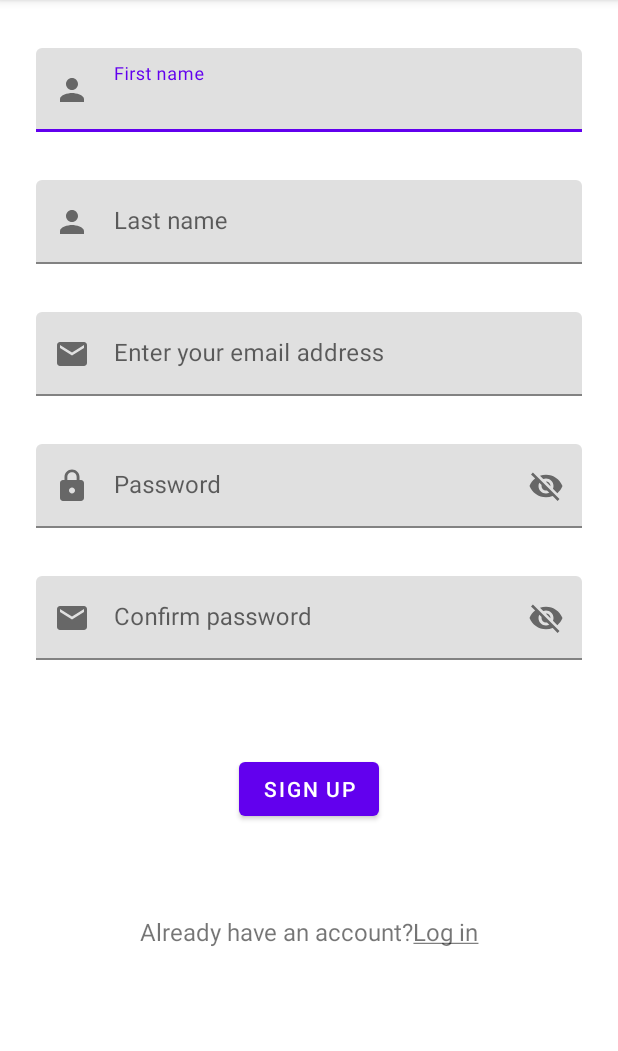
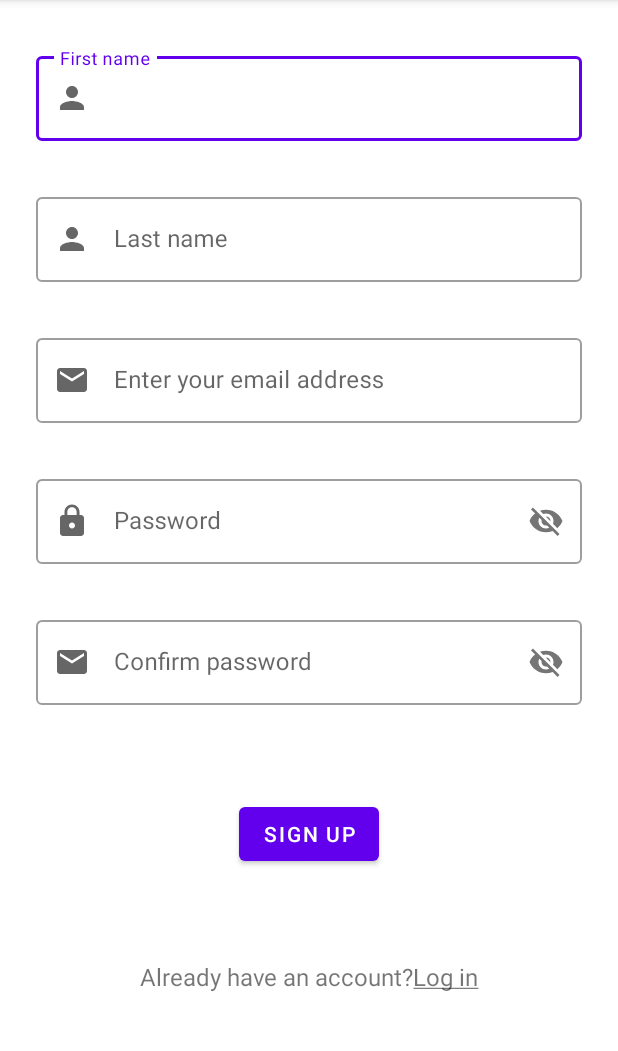
Before and after one commit to Beatriceanena/Gym-app, an Android app: the screen it shows after launch (SignupActivity), after a tap on an icon or button, on a phone screen of 412 x 824 dp, the part 84-1135 px from its top. Run offline under Robolectric (Android 15) with nearby library versions, the phone set to English and light mode, and no system bars; 3 statements that could not run were skipped; 1 other tap on this screen came first.

Commit message:
added binding in my activity login,signup and home activity

```diff
--- a/app/build.gradle
+++ b/app/build.gradle
@@ -29,6 +29,9 @@ android {
     kotlinOptions {
         jvmTarget = '1.8'
     }
+    buildFeatures {
+        viewBinding true
+    }
 }
 
 dependencies {
--- a/app/src/main/java/com/carolinekayle/gymit/SignupActivity.kt
+++ b/app/src/main/java/com/carolinekayle/gymit/SignupActivity.kt
@@ -6,44 +6,23 @@ import android.os.Bundle
 import android.util.Patterns
 import android.widget.Button
 import android.widget.TextView
+import com.carolinekayle.gymit.databinding.ActivitySignupBinding
 import com.google.android.material.textfield.TextInputEditText
 import com.google.android.material.textfield.TextInputLayout
 
 class SignupActivity : AppCompatActivity() {
-    lateinit var btnSignup2: Button
-    lateinit var tilEmail: TextInputLayout
-    lateinit var etEmail: TextInputEditText
-    lateinit var tilPassword2: TextInputLayout
-    lateinit var etPassword2: TextInputEditText
-    lateinit var tilFirstname:TextInputLayout
-    lateinit var tilLastName:TextInputLayout
-    lateinit var etFirstName:TextInputEditText
-    lateinit var etLastName:TextInputEditText
-    lateinit var etConfirm:TextInputEditText
-    lateinit var tilConfirm:TextInputLayout
-    lateinit var tvLogin2:TextView
+   lateinit var binding:ActivitySignupBinding
 
     override fun onCreate(savedInstanceState: Bundle?) {
         super.onCreate(savedInstanceState)
         setContentView(R.layout.activity_signup)
-        btnSignup2 = findViewById(R.id.btnSignup2)
-        tilEmail = findViewById(R.id.tilEmail)
-        etEmail = findViewById(R.id.etEmail2)
-        tilPassword2 = findViewById(R.id.tilPassword2)
-        etPassword2 = findViewById(R.id.etPassword2)
-        tilFirstname = findViewById(R.id.tilFirstname)
-        tilLastName = findViewById(R.id.tilLastName)
-        etFirstName = findViewById(R.id.etFirstName)
-        etLastName = findViewById(R.id.etLastName)
-        etConfirm = findViewById(R.id.etConfirm)
-        tilConfirm = findViewById(R.id.tilConfirm)
-        tvLogin2 = findViewById(R.id.tvLogin2)
 
-        tvLogin2.setOnClickListener {
+
+       binding.tvLogin2.setOnClickListener {
             val intent = Intent(this, loginActivity::class.java)
             startActivity(intent)
         }
-        btnSignup2.setOnClickListener {
+        binding.btnSignup2.setOnClickListener {
             validateSignUp2()
 
             }
@@ -51,47 +30,48 @@ class SignupActivity : AppCompatActivity() {
         }
     fun validateSignUp2(){
         var error=false
-        tilEmail.error=null
-        tilPassword2.error=null
-        tilFirstname.error=null
-        tilLastName.error=null
-        tilConfirm.error=null
-        var email=etEmail.text.toString()
+        binding.tilEmail3.error=null
+        binding.tilPassword2.error=null
+       binding.tilFirstname.error=null
+        binding.tilLastName.error=null
+        binding.tilConfirm.error=null
+
+        var email=binding.etEmail2.text.toString()
         if(email.isBlank()){
-            tilEmail.error="Email is required"
+            binding.tilEmail3.error="Email is required"
             error=true
         }
         if(!Patterns.EMAIL_ADDRESS.matcher(email).matches()){
-            tilEmail.error="Not a valid email adddress"
+            binding.tilEmail3.error="Not a valid email adddress"
             error=true
         }
 
-        var password=etPassword2.text.toString()
+        var password=binding.etPassword2.text.toString()
         if(password.isBlank()){
-            tilPassword2.error="Password is required"
+            binding.tilPassword2.error="Password is required"
             error=true
 
         }
-        var firstname=etFirstName.text.toString()
+        var firstname=binding.etFirstName.text.toString()
         if(firstname.isBlank()){
-          tilFirstname.error  ="First name is required"
+          binding.tilFirstname.error  ="First name is required"
             error=true
         }
-        var lastname=etLastName.text.toString()
+        var lastname=binding.etLastName.text.toString()
         if(lastname.isBlank()){
-            tilLastName.error="Last name is required"
+            binding.tilLastName.error="Last name is required"
             error=true
         }
-        var confirm=etConfirm.text.toString()
+        var confirm=binding.etConfirm.text.toString()
         if(confirm.isBlank()){
-            tilConfirm.error="Confirm your password"
+            binding.tilConfirm.error="Confirm your password"
             error=true
         }
         if(!error){
 
         }
         if(password!=confirm)
-            tilConfirm.error="Wrong Password"
+            binding.tilConfirm.error="Wrong Password"
 
 
     }
--- a/app/src/main/java/com/carolinekayle/gymit/loginActivity.kt
+++ b/app/src/main/java/com/carolinekayle/gymit/loginActivity.kt
@@ -8,62 +8,58 @@ import android.util.Patterns.EMAIL_ADDRESS
 import android.widget.Button
 import android.widget.TextView
 import androidx.core.util.PatternsCompat.EMAIL_ADDRESS
+import com.carolinekayle.gymit.databinding.ActivityLoginBinding
 import com.google.android.material.textfield.TextInputEditText
 import com.google.android.material.textfield.TextInputLayout
 import java.util.regex.Pattern
 
 class loginActivity : AppCompatActivity() {
-    lateinit var btnLogin:Button
-    lateinit var tilEmail:TextInputLayout
-    lateinit var etEmail: TextInputEditText
-    lateinit var tilPassword:TextInputLayout
-    lateinit var etPassword:TextInputEditText
-    lateinit var tvSignup:TextView
+    lateinit var binding: ActivityLoginBinding
+
     override fun onCreate(savedInstanceState: Bundle?) {
         super.onCreate(savedInstanceState)
-        setContentView(R.layout.activity_login)
-        btnLogin=findViewById(R.id.btnLogin)
-        tilEmail=findViewById(R.id.tilEmail)
-        etEmail=findViewById(R.id.etEmail)
-        tilPassword=findViewById(R.id.tilPassword)
-        etPassword=findViewById(R.id.etPassword)
-        tvSignup=findViewById(R.id.tvSignup)
-        tvSignup.setOnClickListener { validateLogin()
-           val intent= Intent(this,SignupActivity::class.java)
+        binding = ActivityLoginBinding.inflate(layoutInflater)
+        setContentView(binding.root)
+
+
+
+        binding.tvSignup.setOnClickListener {
+            validateLogin()
+            val intent = Intent(this, SignupActivity::class.java)
             startActivity(intent)
 
         }
-      btnLogin.setOnClickListener {
-          validateLogin()
-          startActivity(Intent(this,HomeActivity::class.java))
+        binding.btnLogin.setOnClickListener {
+            validateLogin()
+            startActivity(Intent(this, HomeActivity::class.java))
 
-      }
+        }
+    }
 
-    }
-    fun validateLogin(){
-        var error=false
-        tilEmail.error=null
-        tilPassword.error=null
-        var email=etEmail.text.toString()
-        if(email.isBlank()){
-            tilEmail.error="Email is required"
-            error=true
-        }
-        if(!Patterns.EMAIL_ADDRESS.matcher(email).matches()){
-            tilEmail.error="Not a valid email adddress"
-                error=true
+        fun validateLogin() {
+            var error = false
+            binding.tilEmail3.error = null
+            binding.tilPassword.error = null
+            var email = binding.etEmail.text.toString()
+            if (email.isBlank()) {
+                binding.tilEmail3.error = "Email is required"
+                error = true
+            }
+            if (!Patterns.EMAIL_ADDRESS.matcher(email).matches()) {
+                binding.tilEmail3.error = "Not a valid email adddress"
+                error = true
             }
 
 
-        var password=etPassword.text.toString()
-        if(password.isBlank()){
-            tilPassword.error="Password is required"
-            error=true
+            var password = binding.etPassword.text.toString()
+            if (password.isBlank()) {
+               binding.tilPassword.error = "Password is required"
+                error = true
 
-        }
-        if(!error){
+            }
+            if (!error) {
 
 
+            }
         }
     }
-}
--- a/app/src/main/res/layout/activity_signup.xml
+++ b/app/src/main/res/layout/activity_signup.xml
@@ -9,6 +9,8 @@
     <com.google.android.material.textfield.TextInputLayout
         android:id="@+id/tilFirstname"
         android:layout_width="0dp"
+        style= "@style/Widget.MaterialComponents.TextInputLayout.OutlinedBox"
+
         android:layout_height="wrap_content"
         app:startIconDrawable="@drawable/ic_baseline_person_24"
         android:layout_marginStart="24dp"
@@ -22,6 +24,7 @@
             android:id="@+id/etFirstName"
             android:layout_width="match_parent"
             android:layout_height="wrap_content"
+
             android:hint="@string/first_name" />
     </com.google.android.material.textfield.TextInputLayout>
 
@@ -35,6 +38,7 @@
         android:layout_marginTop="32dp"
         android:layout_marginEnd="24dp"
         app:layout_constraintEnd_toEndOf="parent"
+        style= "@style/Widget.MaterialComponents.TextInputLayout.OutlinedBox"
         app:layout_constraintStart_toStartOf="parent"
         app:layout_constraintTop_toBottomOf="@+id/tilFirstname">
 
@@ -46,10 +50,11 @@
     </com.google.android.material.textfield.TextInputLayout>
 
     <com.google.android.material.textfield.TextInputLayout
-        android:id="@+id/tilEmail"
+        android:id="@+id/tilEmail3"
         app:startIconDrawable="@drawable/ic_baseline_email_24"
         android:layout_width="0dp"
         android:layout_height="wrap_content"
+        style= "@style/Widget.MaterialComponents.TextInputLayout.OutlinedBox"
         android:layout_marginStart="24dp"
         android:layout_marginTop="32dp"
         android:layout_marginEnd="24dp"
@@ -64,8 +69,10 @@
             android:hint="@string/enter_your_email_address" />
     </com.google.android.material.textfield.TextInputLayout>
 
+
     <com.google.android.material.textfield.TextInputLayout
         android:id="@+id/tilPassword2"
+        style= "@style/Widget.MaterialComponents.TextInputLayout.OutlinedBox"
         android:layout_width="0dp"
         android:layout_height="wrap_content"
 
@@ -74,7 +81,7 @@
         android:layout_marginEnd="24dp"
         app:layout_constraintEnd_toEndOf="parent"
         app:layout_constraintStart_toStartOf="parent"
-        app:layout_constraintTop_toBottomOf="@+id/tilEmail"
+        app:layout_constraintTop_toBottomOf="@+id/tilEmail3"
         app:passwordToggleEnabled="true"
         app:startIconDrawable="@drawable/ic_baseline_lock_24">
 
@@ -89,6 +96,8 @@
         android:id="@+id/tilConfirm"
         android:layout_width="0dp"
         android:layout_height="wrap_content"
+        style= "@style/Widget.MaterialComponents.TextInputLayout.OutlinedBox"
+
         android:layout_marginStart="24dp"
         android:layout_marginTop="32dp"
         android:layout_marginEnd="24dp"
```
Also changed, not shown: app/src/main/res/layout/activity_login.xml (+19 -3 lines), app/src/main/res/drawable-v24/logo.png (added).
